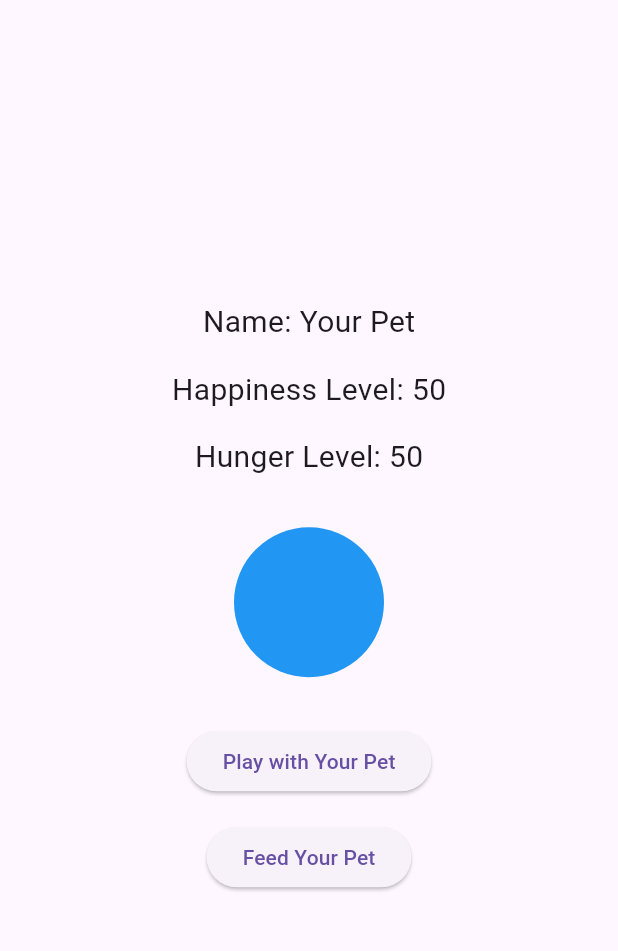
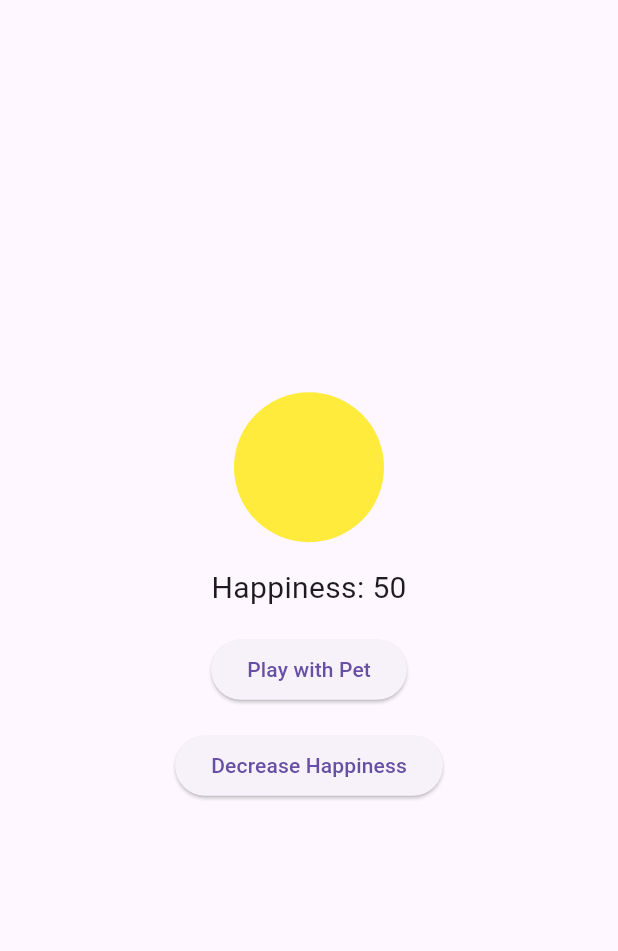
Before and after one commit to leyyenahsophie/DigitalPetApp, a Flutter app: the screen it shows after launch, on a phone screen of 412 x 824 dp, the part 63-1014 px from its top. Run offline on Flutter 3.47's test engine with Material 3 defaults, Android fonts, the phone set to English and light mode, and no system bars.

Commit message:
Adds color changing based on mood

```diff
--- a/lib/main.dart
+++ b/lib/main.dart
@@ -1,118 +1,87 @@
-import 'package:flutter/material.dart'; // Import the Flutter material package for UI components
+import 'package:flutter/material.dart';
 
 void main() {
   runApp(MaterialApp(
-    home: DigitalPetApp(), // Sets DigitalPetApp as the home screen of the app
+    home: DigitalPetApp(),
   ));
 }
 
-// A StatefulWidget allows the app to update and change dynamically
+// StatefulWidget to manage pet's dynamic behavior
 class DigitalPetApp extends StatefulWidget {
-  const DigitalPetApp({super.key});
-
   @override
   _DigitalPetAppState createState() => _DigitalPetAppState();
 }
 
-// This class handles the state (changing values) of the pet
 class _DigitalPetAppState extends State<DigitalPetApp> {
-  String petName = "Your Pet"; // Pet's default name
-  int happinessLevel = 50; // Pet starts with 50 happiness
-  int hungerLevel = 50; // Pet starts with 50 hunger
+  int happinessLevel = 50; // Initial happiness level
+  Color petColor = Colors.yellow; // Default pet color (neutral)
 
-  // Function to play with the pet (increases happiness, slightly increases hunger)
-  void _playWithPet() {
+  // Function to update pet's mood color based on happiness level
+  void _updatePetMood() {
     setState(() {
-      happinessLevel =
-          (happinessLevel + 10).clamp(0, 100); // Increase happiness (max 100)
-      _updateHunger(); // Playing makes the pet a little hungry
+      if (happinessLevel > 70) {
+        petColor = Colors.green; // Happy state
+      } else if (happinessLevel >= 30) {
+        petColor = Colors.yellow; // Neutral state
+      } else {
+        petColor = Colors.red; // Unhappy state
+      }
     });
   }
 
-  // Function to feed the pet (reduces hunger, affects happiness)
-  void _feedPet() {
+  // Function to increase happiness when playing with the pet
+  void _playWithPet() {
     setState(() {
-      hungerLevel = (hungerLevel - 10).clamp(0, 100); // Reduce hunger (min 0)
-      _updateHappiness(); // Feeding can also make the pet happier
+      happinessLevel = (happinessLevel + 10).clamp(0, 100);
+      _updatePetMood(); // Update color based on new happiness level
     });
   }
 
-  // Function to adjust happiness based on hunger level
-  void _updateHappiness() {
-    if (hungerLevel < 30) {
-      happinessLevel = (happinessLevel - 20)
-          .clamp(0, 100); // If too hungry, pet becomes unhappy
-    } else {
-      happinessLevel = (happinessLevel + 10)
-          .clamp(0, 100); // If well-fed, happiness increases
-    }
-  }
-
-  // Function to increase hunger slightly when playing
-  void _updateHunger() {
-    hungerLevel =
-        (hungerLevel + 5).clamp(0, 100); // Playing makes the pet hungrier
-    if (hungerLevel >= 100) {
-      // If hunger is maxed out
-      hungerLevel = 100;
-      happinessLevel =
-          (happinessLevel - 20).clamp(0, 100); // Pet gets unhappy if too hungry
-    }
+  // Function to decrease happiness (simulating neglect or hunger)
+  void _decreaseHappiness() {
+    setState(() {
+      happinessLevel = (happinessLevel - 10).clamp(0, 100);
+      _updatePetMood(); // Update color based on new happiness level
+    });
   }
 
   @override
   Widget build(BuildContext context) {
     return Scaffold(
-      appBar: AppBar(
-        title: Text('Digital Pet'), // App title
-      ),
+      appBar: AppBar(title: Text("Digital Pet")),
       body: Center(
         child: Column(
-          mainAxisAlignment:
-              MainAxisAlignment.center, // Centers everything on the screen
-          children: <Widget>[
-            // Displays the pet's name
+          mainAxisAlignment: MainAxisAlignment.center,
+          children: [
+            // Pet visualization (changes color based on mood)
+            Container(
+              width: 100,
+              height: 100,
+              decoration: BoxDecoration(
+                color: petColor, // Dynamic pet color
+                shape: BoxShape.circle,
+              ),
+            ),
+            SizedBox(height: 16.0),
+
+            // Display Happiness Level
             Text(
-              'Name: $petName',
-              style: TextStyle(fontSize: 20.0),
-            ),
-            SizedBox(height: 16.0), // Spacing between elements
-
-            // Displays the pet's happiness level
-            Text(
-              'Happiness Level: $happinessLevel',
+              "Happiness: $happinessLevel",
               style: TextStyle(fontSize: 20.0),
             ),
             SizedBox(height: 16.0),
 
-            // Displays the pet's hunger level
-            Text(
-              'Hunger Level: $hungerLevel',
-              style: TextStyle(fontSize: 20.0),
-            ),
-            SizedBox(height: 32.0),
-
-            Container(
-              width: 100,
-              height: 100,
-              decoration: BoxDecoration(
-                shape: BoxShape.circle,
-                color: Colors.blue,
-              ),
-            ),
-            SizedBox(height: 32.0),
-
-            // Button to play with the pet
+            // Play Button (increases happiness)
             ElevatedButton(
-              onPressed: _playWithPet, // Calls _playWithPet() when clicked
-              child: Text('Play with Your Pet'),
+              onPressed: _playWithPet,
+              child: Text("Play with Pet"),
             ),
             SizedBox(height: 16.0),
 
-            // Button to feed the pet
+            // Decrease Happiness Button (simulates neglect)
             ElevatedButton(
-              onPressed: _feedPet, // Calls _feedPet() when clicked
-              child: Text('Feed Your Pet'),
+              onPressed: _decreaseHappiness,
+              child: Text("Decrease Happiness"),
             ),
           ],
         ),
```
